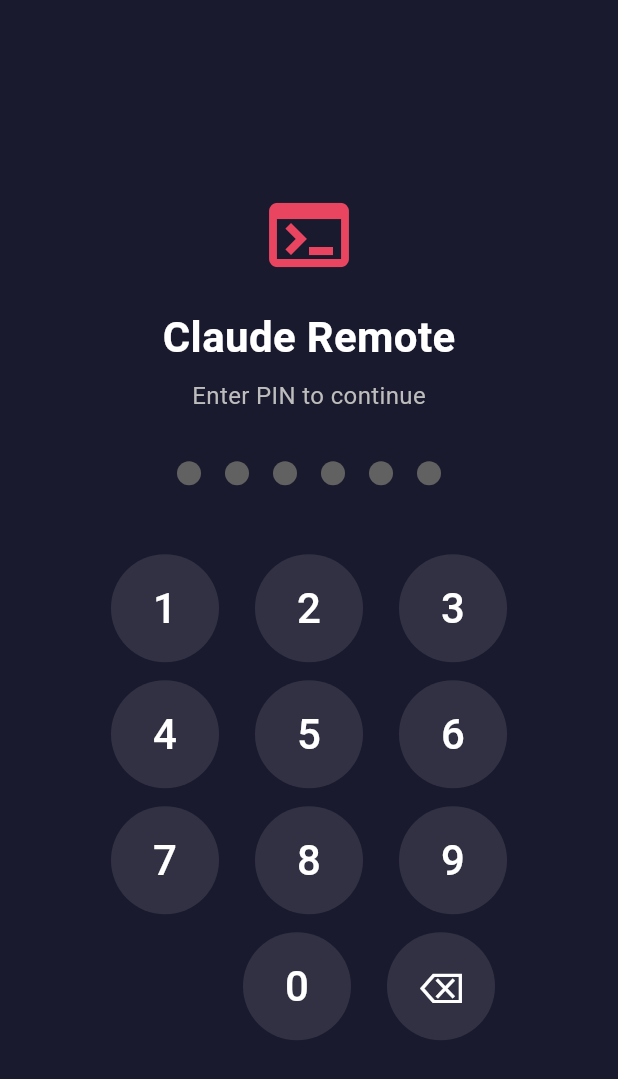
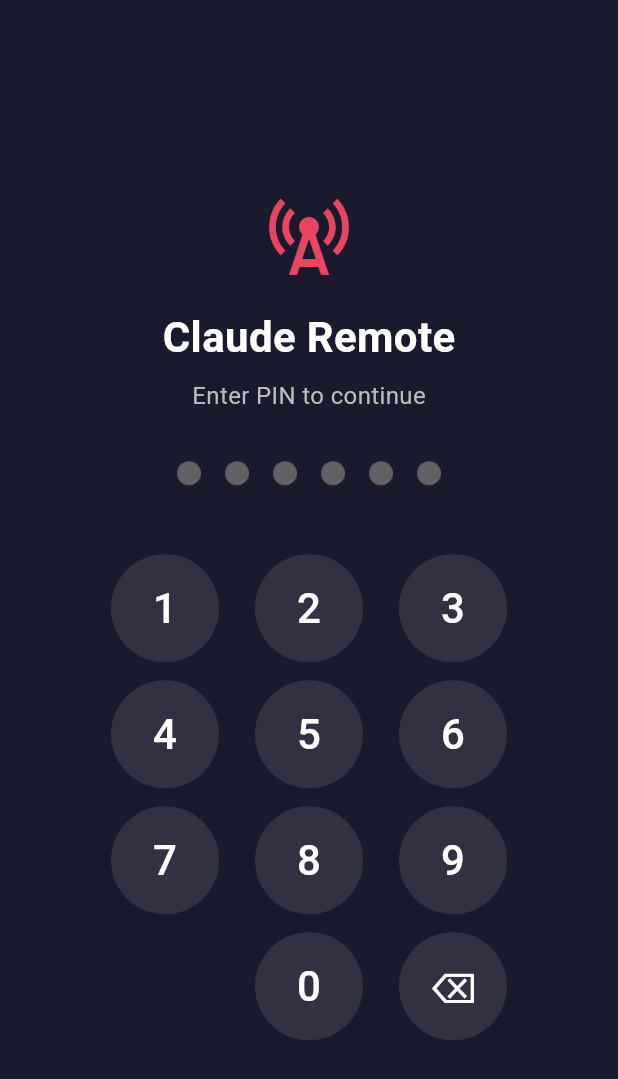
Before and after one commit to Congyi-Wang/claude-remote, a Flutter app: the screen it shows after launch, on a phone screen of 412 x 824 dp. Shown: the top 1079 px of the screen. Run offline on Flutter 3.47's test engine with Material 3 defaults, Android fonts, the phone set to English and light mode, and no system bars.

Commit message:
Fix Claude process exit code 1, update icon, fix PIN alignment
- Run container as non-root user (UID 1000) to allow --dangerously-skip-permissions
- Mount .claude.json config into container
- Change app icon from terminal to cell_tower (wireless)
- Fix PIN numpad "0" alignment to match other digit buttons

Co-Authored-By: Claude Opus 4.6 <noreply@anthropic.com>

```diff
--- a/app/lib/screens/pin_screen.dart
+++ b/app/lib/screens/pin_screen.dart
@@ -62,7 +62,7 @@ class _PinScreenState extends State<PinScreen> {
         child: Column(
           mainAxisAlignment: MainAxisAlignment.center,
           children: [
-            const Icon(Icons.terminal, size: 64, color: Color(0xFFe94560)),
+            const Icon(Icons.cell_tower, size: 64, color: Color(0xFFe94560)),
             const SizedBox(height: 16),
             const Text(
               'Claude Remote',
@@ -129,7 +129,12 @@ class _PinScreenState extends State<PinScreen> {
       child: Row(
         mainAxisAlignment: MainAxisAlignment.center,
         children: keys.map((k) {
-          if (k.isEmpty) return const SizedBox(width: 80);
+          if (k.isEmpty) {
+            return const Padding(
+              padding: EdgeInsets.symmetric(horizontal: 12),
+              child: SizedBox(width: 72),
+            );
+          }
           return Padding(
             padding: const EdgeInsets.symmetric(horizontal: 12),
             child: InkWell(
```
Also changed, not shown: 2 other files.
